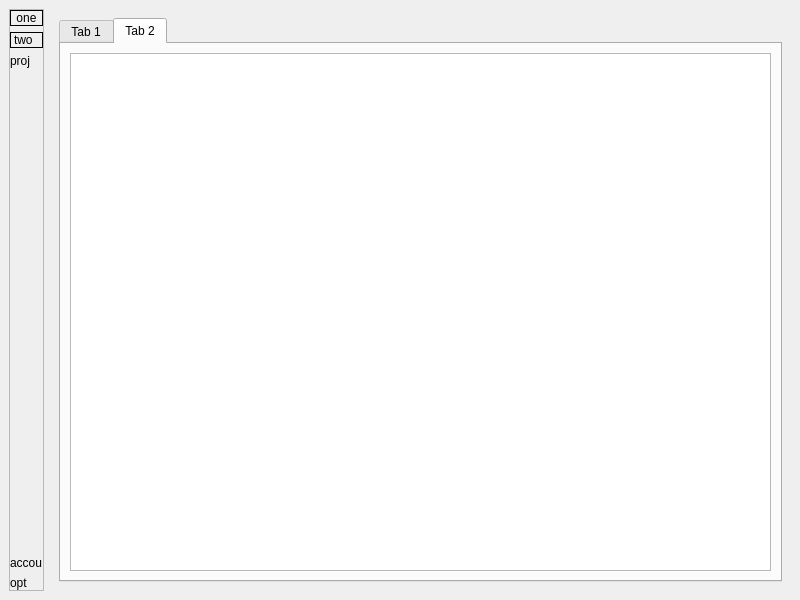
Before: the Qt Designer form ui/mainwindow.ui in lasest/manuwrite, drawn with Qt 5.
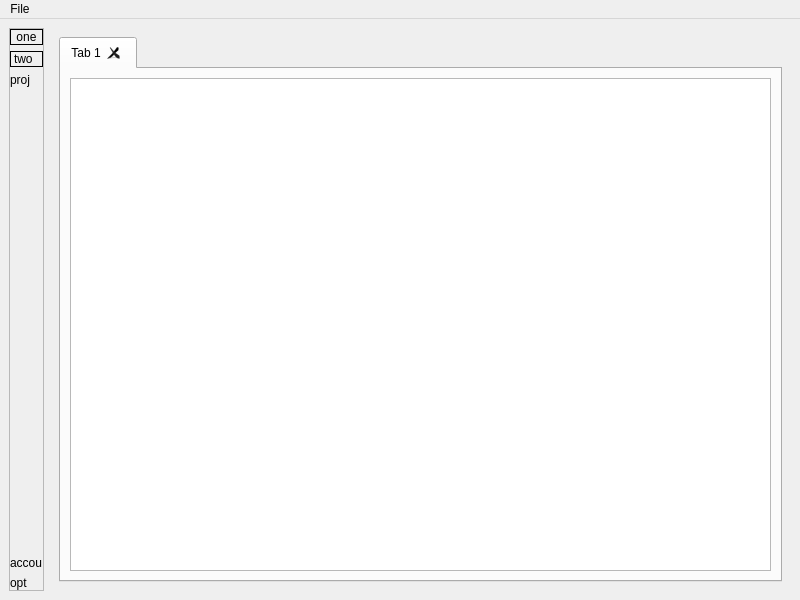
After: the same form once the commit is applied. Custom widgets are drawn as their Qt base class.

Commit message: Implemented basic file new/open/close functionality in editor

```diff
--- a/ui/mainwindow.ui
+++ b/ui/mainwindow.ui
@@ -128,7 +128,13 @@
           <item>
            <widget class="QTabWidget" name="tabWidget">
             <property name="currentIndex">
-             <number>1</number>
+             <number>0</number>
+            </property>
+            <property name="tabsClosable">
+             <bool>true</bool>
+            </property>
+            <property name="movable">
+             <bool>true</bool>
             </property>
             <widget class="QWidget" name="tab">
              <attribute name="title">
@@ -140,16 +146,6 @@
               </item>
              </layout>
             </widget>
-            <widget class="QWidget" name="tab_2">
-             <attribute name="title">
-              <string>Tab 2</string>
-             </attribute>
-             <layout class="QHBoxLayout" name="horizontalLayout_5">
-              <item>
-               <widget class="TextEditor" name="textEdit"/>
-              </item>
-             </layout>
-            </widget>
            </widget>
           </item>
          </layout>
@@ -188,6 +184,46 @@
     </item>
    </layout>
   </widget>
+  <widget class="QMenuBar" name="menuBar">
+   <property name="geometry">
+    <rect>
+     <x>0</x>
+     <y>0</y>
+     <width>800</width>
+     <height>35</height>
+    </rect>
+   </property>
+   <widget class="QMenu" name="menuFile">
+    <property name="title">
+     <string>File</string>
+    </property>
+    <addaction name="actionNew"/>
+    <addaction name="actionOpen"/>
+    <addaction name="actionSave"/>
+    <addaction name="actionSave_As"/>
+   </widget>
+   <addaction name="menuFile"/>
+  </widget>
+  <action name="actionNew">
+   <property name="text">
+    <string>New</string>
+   </property>
+  </action>
+  <action name="actionOpen">
+   <property name="text">
+    <string>Open</string>
+   </property>
+  </action>
+  <action name="actionSave">
+   <property name="text">
+    <string>Save</string>
+   </property>
+  </action>
+  <action name="actionSave_As">
+   <property name="text">
+    <string>Save as...</string>
+   </property>
+  </action>
  </widget>
  <customwidgets>
   <customwidget>
```
Left out of the diff: 2 changed lines with no effect on the pictures. The commit also changes 4 other files.
